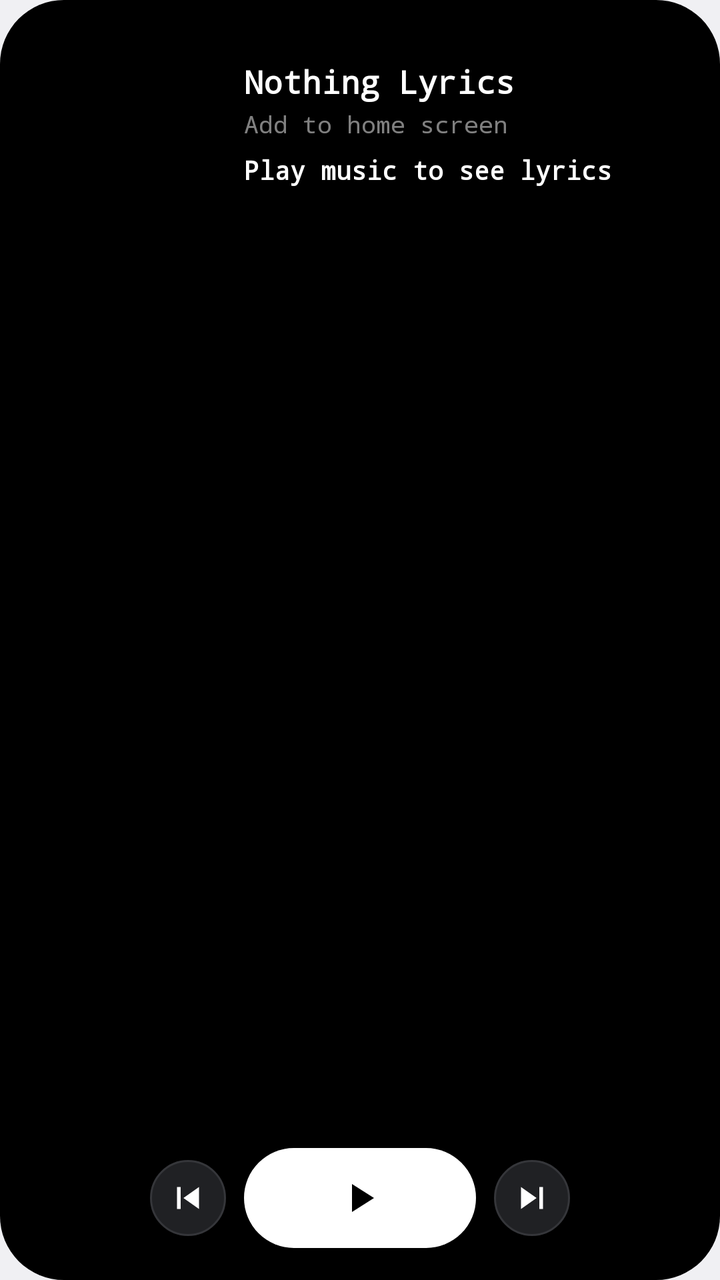
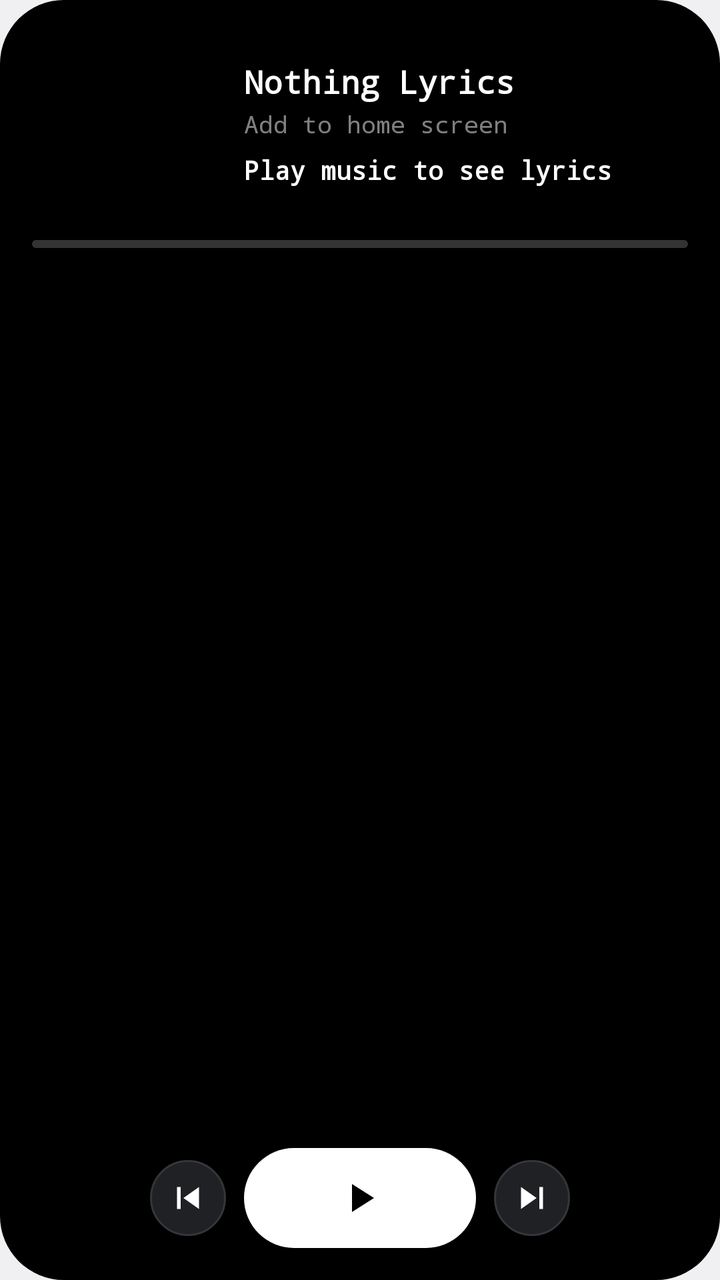

Compare the two renders of this Android layout. The source of the first and the diff that turns it into the second are given below.
<!-- AndroidManifest.xml: application theme android:Theme.DeviceDefault.Light.NoActionBar -->
<!-- res/layout/widget_player.xml -->
<?xml version="1.0" encoding="utf-8"?>
<LinearLayout xmlns:android="http://schemas.android.com/apk/res/android"
    android:layout_width="match_parent"
    android:layout_height="match_parent"
    android:orientation="vertical"
    android:background="@drawable/widget_background"
    android:padding="16dp">

    
    <LinearLayout
        android:layout_width="match_parent"
        android:layout_height="wrap_content"
        android:orientation="horizontal"
        android:gravity="center_vertical">

        <ImageView
            android:id="@+id/widget_player_disc"
            android:layout_width="92dp"
            android:layout_height="92dp"
            android:contentDescription="Album art"
            android:scaleType="fitXY" />

        <LinearLayout
            android:layout_width="0dp"
            android:layout_height="wrap_content"
            android:layout_weight="1"
            android:orientation="vertical"
            android:layout_marginStart="14dp">

            <TextView
                android:id="@+id/widget_title"
                android:layout_width="match_parent"
                android:layout_height="wrap_content"
                android:ellipsize="end"
                android:fontFamily="monospace"
                android:singleLine="true"
                android:text="Nothing Lyrics"
                android:textColor="#FFFFFF"
                android:textSize="16sp"
                android:textStyle="bold" />

            <TextView
                android:id="@+id/widget_artist"
                android:layout_width="match_parent"
                android:layout_height="wrap_content"
                android:ellipsize="end"
                android:fontFamily="monospace"
                android:singleLine="true"
                android:text="Add to home screen"
                android:textColor="#80FFFFFF"
                android:textSize="12sp"
                android:layout_marginTop="2dp" />

            <TextView
                android:id="@+id/widget_lyric_line1"
                android:layout_width="match_parent"
                android:layout_height="wrap_content"
                android:ellipsize="end"
                android:fontFamily="monospace"
                android:maxLines="2"
                android:text="Play music to see lyrics"
                android:textColor="#FFFFFF"
                android:textSize="13sp"
                android:textStyle="bold"
                android:layout_marginTop="6dp" />
        </LinearLayout>
    </LinearLayout>

    
    <LinearLayout
        android:layout_width="match_parent"
        android:layout_height="0dp"
        android:layout_weight="1" />

    
    <LinearLayout
        android:layout_width="match_parent"
        android:layout_height="wrap_content"
        android:orientation="horizontal"
        android:gravity="center"
        android:paddingTop="10dp">

        <ImageButton
            android:id="@+id/widget_player_prev"
            android:layout_width="38dp"
            android:layout_height="38dp"
            android:background="@drawable/widget_button_background"
            android:contentDescription="Previous"
            android:padding="8dp"
            android:scaleType="centerInside"
            android:src="@drawable/ic_widget_prev" />

        <ImageButton
            android:id="@+id/widget_player_play_pause"
            android:layout_width="116dp"
            android:layout_height="50dp"
            android:layout_marginStart="9dp"
            android:layout_marginEnd="9dp"
            android:background="@drawable/widget_button_primary"
            android:contentDescription="Play or pause"
            android:padding="13dp"
            android:scaleType="centerInside"
            android:src="@drawable/ic_widget_play" />

        <ImageButton
            android:id="@+id/widget_player_next"
            android:layout_width="38dp"
            android:layout_height="38dp"
            android:background="@drawable/widget_button_background"
            android:contentDescription="Next"
            android:padding="8dp"
            android:scaleType="centerInside"
            android:src="@drawable/ic_widget_next" />
    </LinearLayout>

</LinearLayout>
<!-- resources referenced by this layout -->
<resources>
  <!-- drawable ic_widget_next (drawable) -->
  <?xml version="1.0" encoding="utf-8"?>
  <vector xmlns:android="http://schemas.android.com/apk/res/android"
      android:width="24dp"
      android:height="24dp"
      android:viewportWidth="24"
      android:viewportHeight="24">
      <path
          android:fillColor="#FFFFFFFF"
          android:pathData="M6,18l8.5,-6L6,6v12zM16,6v12h2L18,6h-2z" />
  </vector>
  <!-- drawable ic_widget_play (drawable) -->
  <?xml version="1.0" encoding="utf-8"?>
  <vector xmlns:android="http://schemas.android.com/apk/res/android"
      android:width="24dp"
      android:height="24dp"
      android:viewportWidth="24"
      android:viewportHeight="24">
      <path
          android:fillColor="#FF000000"
          android:pathData="M8,5v14l11,-7z" />
  </vector>
  <!-- drawable ic_widget_prev (drawable) -->
  <?xml version="1.0" encoding="utf-8"?>
  <vector xmlns:android="http://schemas.android.com/apk/res/android"
      android:width="24dp"
      android:height="24dp"
      android:viewportWidth="24"
      android:viewportHeight="24">
      <path
          android:fillColor="#FFFFFFFF"
          android:pathData="M6,6h2v12L6,18L6,6zM9.5,12l8.5,6L18,6l-8.5,6z" />
  </vector>
  <!-- drawable widget_background (drawable) -->
  <?xml version="1.0" encoding="utf-8"?>
  <shape xmlns:android="http://schemas.android.com/apk/res/android"
      android:shape="rectangle">
      
      <solid android:color="#FF000000" />
      <corners android:radius="32dp" />
  </shape>
  <!-- drawable widget_button_background (drawable) -->
  <?xml version="1.0" encoding="utf-8"?>
  <shape xmlns:android="http://schemas.android.com/apk/res/android"
      android:shape="oval">
      <solid android:color="#FF202124" />
      <stroke
          android:width="1dp"
          android:color="#FF35363A" />
  </shape>
  <!-- drawable widget_button_primary (drawable) -->
  <?xml version="1.0" encoding="utf-8"?>
  <shape xmlns:android="http://schemas.android.com/apk/res/android"
      android:shape="rectangle">
      <solid android:color="#FFFFFFFF" />
      <corners android:radius="25dp" />
  </shape>
</resources>

<!-- the commit's change to res/layout/widget_player.xml (unified diff, before → after) -->
@@ -66,6 +66,17 @@
         </LinearLayout>
     </LinearLayout>
 
+    <ProgressBar
+        android:id="@+id/widget_player_progress"
+        style="@android:style/Widget.ProgressBar.Horizontal"
+        android:layout_width="match_parent"
+        android:layout_height="4dp"
+        android:layout_marginTop="12dp"
+        android:indeterminate="false"
+        android:max="10000"
+        android:progress="0"
+        android:progressDrawable="@drawable/widget_progress" />
+
     
     <LinearLayout
         android:layout_width="match_parent"
<!-- resource entries referenced after the edit -->
@@ -57,5 +57,23 @@
       <solid android:color="#FFFFFFFF" />
       <corners android:radius="25dp" />
   </shape>
+  <!-- drawable widget_progress (drawable) -->
+  <?xml version="1.0" encoding="utf-8"?>
+  <layer-list xmlns:android="http://schemas.android.com/apk/res/android">
+      <item android:id="@android:id/background">
+          <shape android:shape="rectangle">
+              <solid android:color="#33FFFFFF" />
+              <corners android:radius="2dp" />
+          </shape>
+      </item>
+      <item android:id="@android:id/progress">
+          <clip>
+              <shape android:shape="rectangle">
+                  <solid android:color="#FFFFFFFF" />
+                  <corners android:radius="2dp" />
+              </shape>
+          </clip>
+      </item>
+  </layer-list>
 </resources>
 
